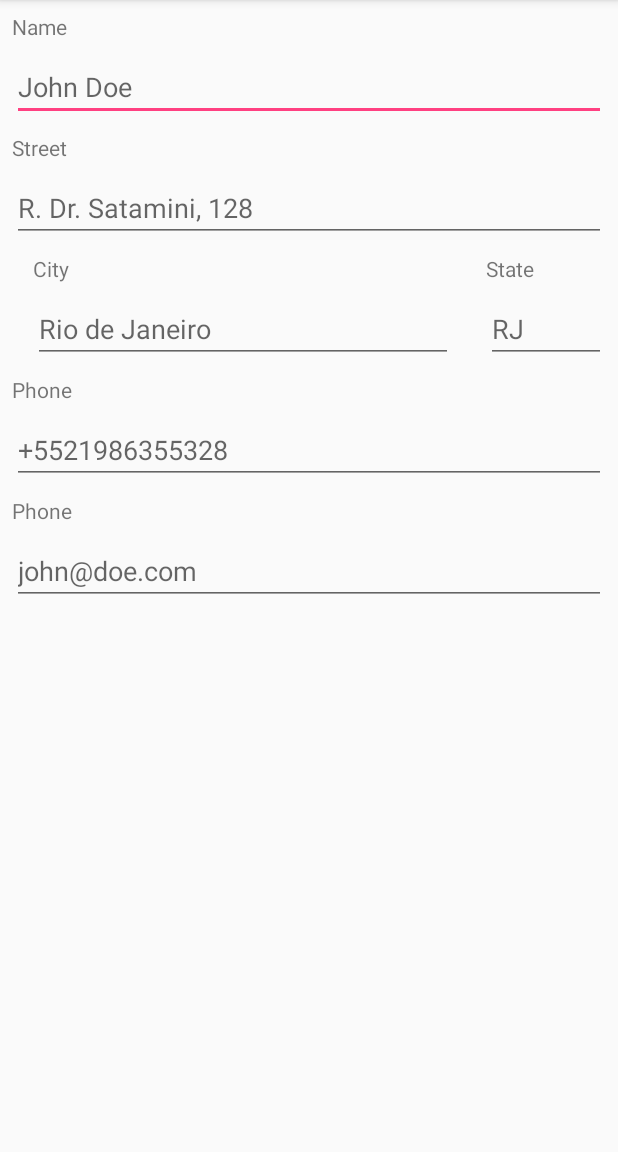
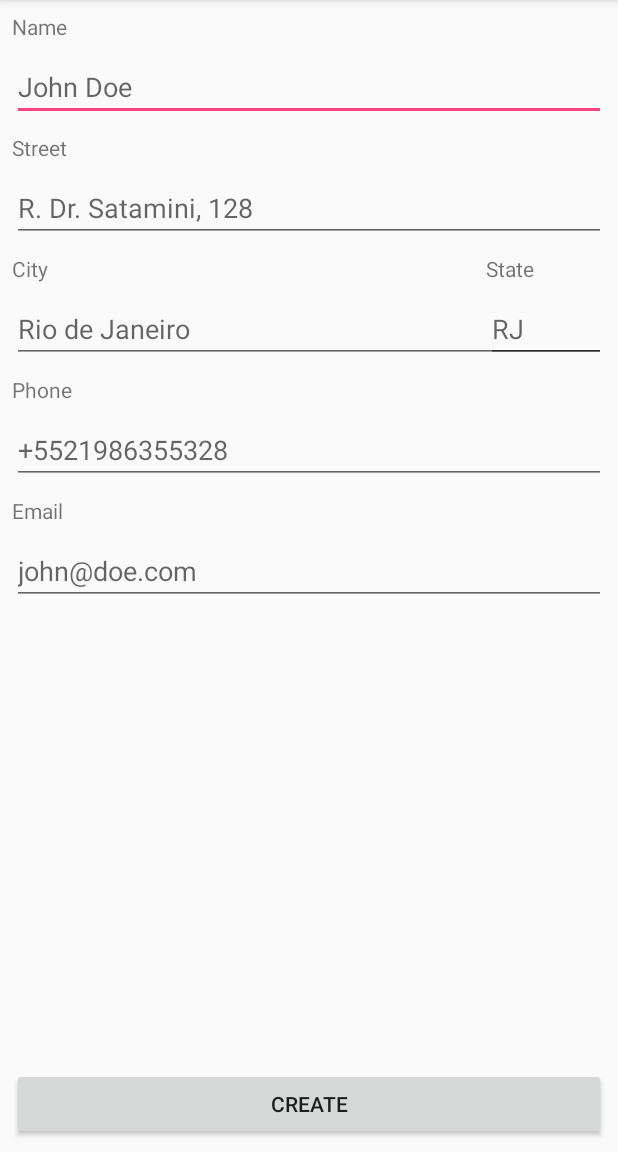
Before and after one commit to munirwanis/assessment-interface-design, an Android app: the screen it shows after launch (MainActivity), on a phone screen of 412 x 824 dp, the part 84-1236 px from its top. Run offline under Robolectric (Android 15) with nearby library versions, the phone set to English and light mode, and no system bars.

Commit message:
Adds descriptions and button to layout

```diff
--- a/app/src/main/res/layout/activity_main.xml
+++ b/app/src/main/res/layout/activity_main.xml
@@ -25,9 +25,9 @@
         android:layout_marginLeft="8dp"
         android:layout_marginRight="8dp"
         android:layout_marginTop="8dp"
-        android:contentDescription="@string/nameDescriptionEditText"
+        android:contentDescription="@string/nameEditText"
         android:ems="10"
-        android:inputType="textPersonName"
+        android:inputType="textCapWords"
         android:hint="@string/nameEditTextHint"
         app:layout_constraintLeft_toLeftOf="parent"
         app:layout_constraintRight_toRightOf="parent"
@@ -58,7 +58,7 @@
         android:layout_marginTop="8dp"
         android:contentDescription="@string/streetEditText"
         android:ems="10"
-        android:inputType="text"
+        android:inputType="textCapSentences"
         android:hint="@string/streetEditTextHint"
         app:layout_constraintLeft_toLeftOf="parent"
         app:layout_constraintRight_toRightOf="parent"
@@ -66,7 +66,7 @@
 
     <TextView
         android:id="@+id/cityTextView"
-        android:layout_width="280dp"
+        android:layout_width="match_parent"
         android:layout_height="wrap_content"
         android:layout_marginEnd="8dp"
         android:layout_marginLeft="8dp"
@@ -80,7 +80,7 @@
 
     <EditText
         android:id="@+id/cityEditText"
-        android:layout_width="280dp"
+        android:layout_width="match_parent"
         android:layout_height="wrap_content"
         android:layout_marginEnd="8dp"
         android:layout_marginLeft="8dp"
@@ -89,7 +89,7 @@
         android:layout_marginTop="8dp"
         android:contentDescription="@string/cityEditText"
         android:ems="10"
-        android:inputType="text"
+        android:inputType="textCapWords"
         android:hint="@string/cityEditTextHint"
         app:layout_constraintLeft_toLeftOf="parent"
         app:layout_constraintRight_toLeftOf="@+id/stateEditText"
@@ -153,7 +153,7 @@
         android:layout_width="0dp"
         android:layout_height="wrap_content"
         android:layout_marginTop="8dp"
-        android:text="@string/phoneTextView"
+        android:text="@string/emailTextView"
         app:layout_constraintLeft_toLeftOf="parent"
         app:layout_constraintRight_toRightOf="parent"
         app:layout_constraintTop_toBottomOf="@+id/phoneEditText"
@@ -177,4 +177,17 @@
         android:layout_marginStart="8dp"
         android:layout_marginEnd="8dp" />
 
+    <Button
+        android:id="@+id/button"
+        android:layout_width="match_parent"
+        android:layout_height="wrap_content"
+        android:layout_marginBottom="8dp"
+        android:layout_marginLeft="8dp"
+        android:layout_marginRight="8dp"
+        android:contentDescription="@string/createButtonContentDescription"
+        android:text="@string/createButton"
+        app:layout_constraintBottom_toBottomOf="parent"
+        app:layout_constraintLeft_toLeftOf="parent"
+        app:layout_constraintRight_toRightOf="parent" />
+
 </android.support.constraint.ConstraintLayout>
--- a/app/src/main/res/values/strings.xml
+++ b/app/src/main/res/values/strings.xml
@@ -7,7 +7,7 @@
     <string name="phoneEditText">Phone</string>
     <string name="emailEditText">Email</string>
     <string name="nameTextView">Name</string>
-    <string name="nameDescriptionEditText">The user name</string>
+    <string name="nameEditText">Name</string>
     <string name="streetTextView">Street</string>
     <string name="cityTextView">City</string>
     <string name="stateTextView">State</string>
@@ -17,4 +17,7 @@
     <string name="stateEditTextHint">RJ</string>
     <string name="cityEditTextHint">Rio de Janeiro</string>
     <string name="streetEditTextHint">R. Dr. Satamini, 128</string>
+    <string name="emailTextView">Email</string>
+    <string name="createButtonContentDescription">Finish registration</string>
+    <string name="createButton">Create</string>
 </resources>
```
